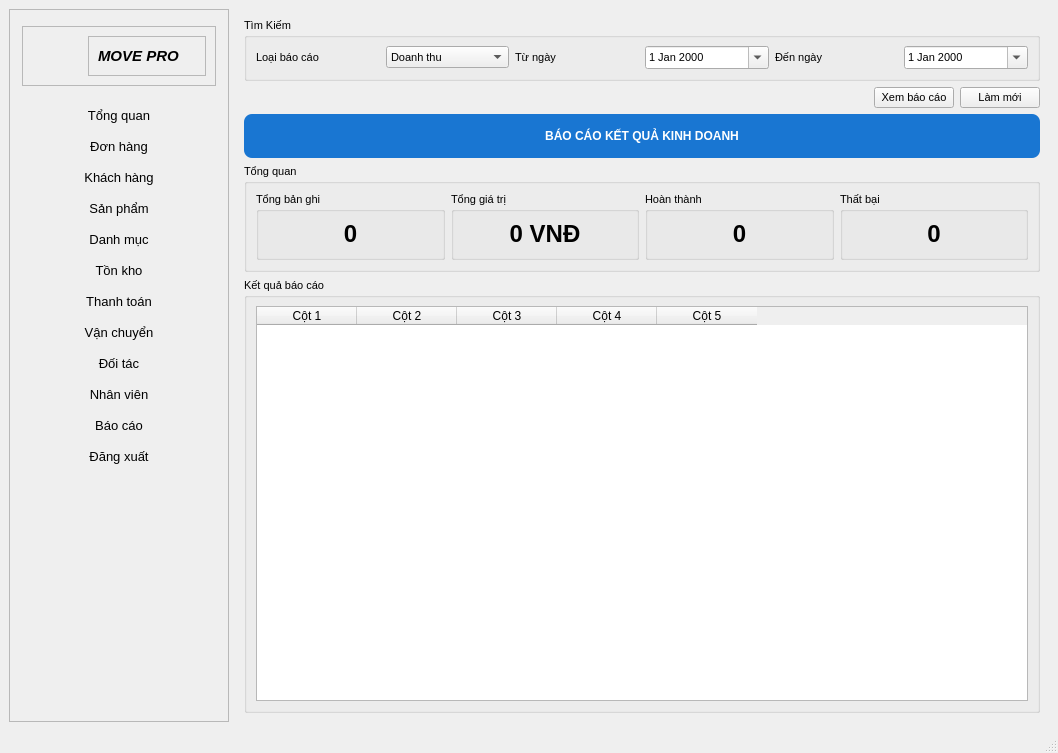
Qt form ui/main_window.ui (thinh-doan/sales-and-warehouse-management-system) before a commit.
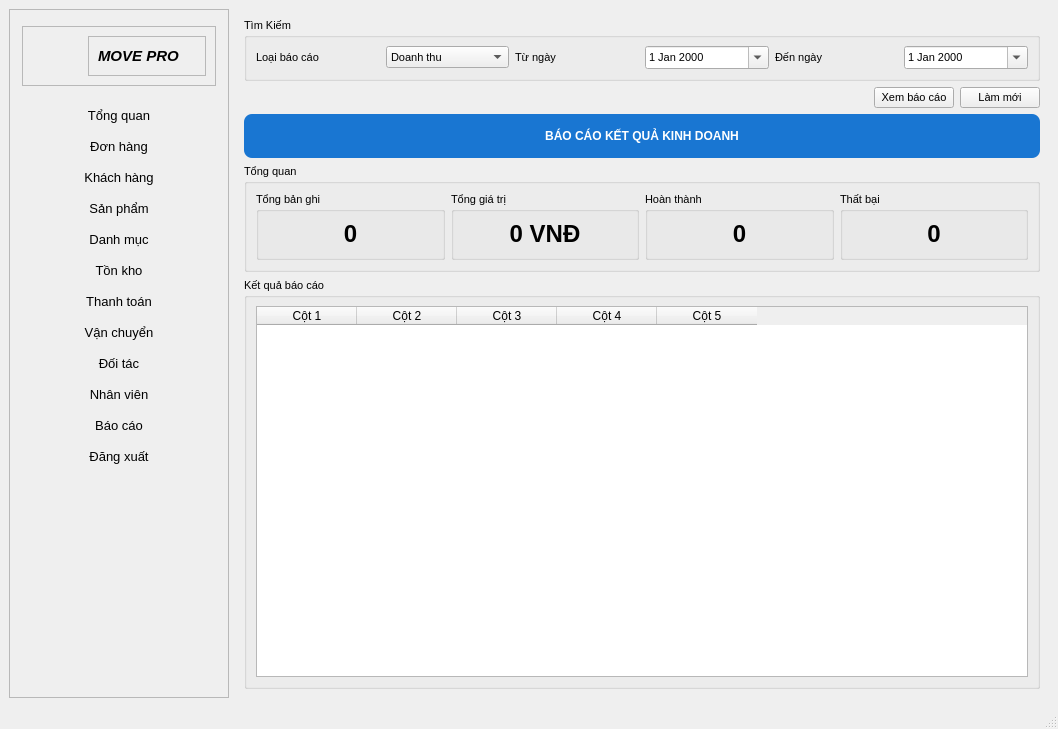
The same form after that commit. Icons and pictures are not drawn. Custom widgets are drawn as their Qt base class.

```diff
--- a/ui/main_window.ui
+++ b/ui/main_window.ui
@@ -7,7 +7,7 @@
     <x>0</x>
     <y>0</y>
     <width>1058</width>
-    <height>753</height>
+    <height>729</height>
    </rect>
   </property>
   <property name="font">
```
Left out of the diff: 2 changed lines with no effect on the pictures.
